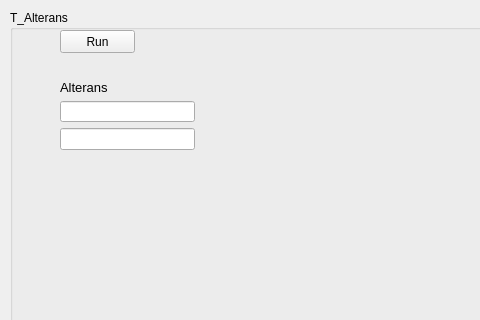
This is EcgApplicationCore/View/t_alt_class_gui.ui in KuleszIB/EcgAppCore as Qt 5 draws it before an edit; both pictures show x 0 to 480 and y 0 to 320 of the 1024 by 768 pixel window. The edited form follows.
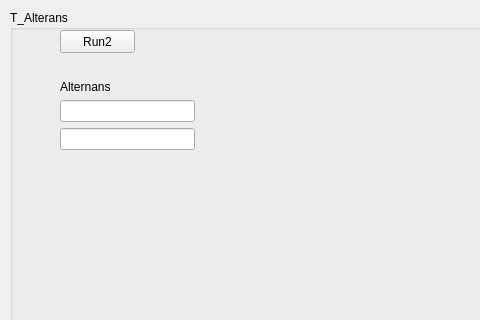
This is the edited form.

What changed in the file:
```diff
--- a/EcgApplicationCore/View/t_alt_class_gui.ui
+++ b/EcgApplicationCore/View/t_alt_class_gui.ui
@@ -25,19 +25,6 @@
    <property name="title">
     <string>T_Alterans</string>
    </property>
-   <widget class="QPushButton" name="button">
-    <property name="geometry">
-     <rect>
-      <x>50</x>
-      <y>20</y>
-      <width>75</width>
-      <height>23</height>
-     </rect>
-    </property>
-    <property name="text">
-     <string>Run</string>
-    </property>
-   </widget>
    <widget class="QWidget" name="layoutWidget">
     <property name="geometry">
      <rect>
@@ -51,7 +38,7 @@
      <item>
       <widget class="QLabel" name="label_Alterans">
        <property name="text">
-        <string>&lt;html&gt;&lt;head/&gt;&lt;body&gt;&lt;p&gt;&lt;span style=&quot; font-size:10pt;&quot;&gt;Alterans&lt;/span&gt;&lt;/p&gt;&lt;/body&gt;&lt;/html&gt;</string>
+        <string>&lt;html&gt;&lt;head/&gt;&lt;body&gt;&lt;p&gt;Alternans&lt;/p&gt;&lt;/body&gt;&lt;/html&gt;</string>
        </property>
       </widget>
      </item>
@@ -73,6 +60,19 @@
      </rect>
     </property>
    </widget>
+   <widget class="QPushButton" name="button2">
+    <property name="geometry">
+     <rect>
+      <x>50</x>
+      <y>20</y>
+      <width>75</width>
+      <height>23</height>
+     </rect>
+    </property>
+    <property name="text">
+     <string>Run2</string>
+    </property>
+   </widget>
   </widget>
  </widget>
  <resources/>
```
